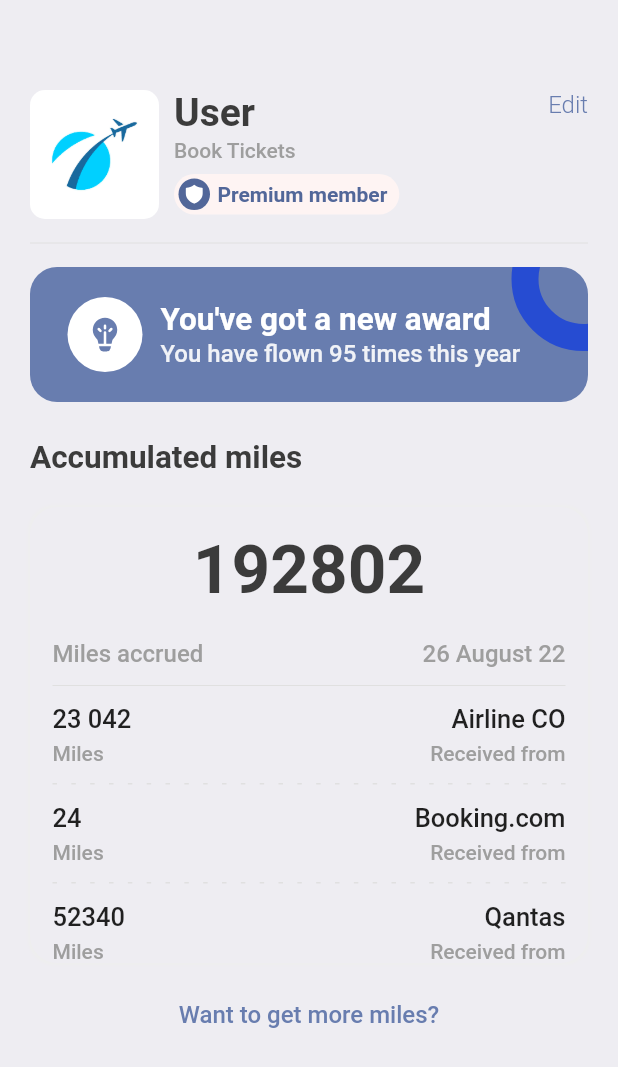
After one commit to ItsMeSteve88/book_tickets_app, a Flutter app: the ProfileScreen screen opened directly, on a phone screen of 412 x 824 dp. The commit adds this screen. Shown: the top 1067 px of the screen. Run offline on Flutter 3.47's test engine with Material 2 defaults, Android fonts, the phone set to English and light mode, and no system bars; our stand-ins replace barcode_widget, fluentui_icons, gap, get.

Commit message:
Completed a user profile screen

```diff
--- a/lib/screens/bottom_bar.dart
+++ b/lib/screens/bottom_bar.dart
@@ -1,3 +1,4 @@
+import 'package:book_tickets_app/screens/profile_screen.dart';
 import 'package:book_tickets_app/screens/search_screen.dart';
 import 'package:book_tickets_app/screens/ticket_screen.dart';
 import 'package:flutter/material.dart';
@@ -17,7 +18,7 @@ class _BottomBarState extends State<BottomBar> {
     const HomeScreen(),
     const SearchScreen(),
     const TicketScreen(),
-    const Text('Profile'),
+    const ProfileScreen(),
   ];
 
   void _onItemTapped(int index) {
--- a/lib/screens/home_screen.dart
+++ b/lib/screens/home_screen.dart
@@ -35,7 +35,7 @@ class HomeScreen extends StatelessWidget {
                         ),
                         const Gap(5),
                         Text(
-                          'Book Tickets',
+                          'User',
                           style: Styles.headLineStyle1,
                         ),
                       ],
--- /dev/null
+++ b/lib/screens/profile_screen.dart
@@ -0,0 +1,345 @@
+import 'package:book_tickets_app/models/column_layout.dart';
+import 'package:book_tickets_app/models/layout_builder_widget.dart';
+import 'package:fluentui_icons/fluentui_icons.dart';
+import 'package:flutter/material.dart';
+import 'package:gap/gap.dart';
+
+import '../controllers/constants.dart';
+
+class ProfileScreen extends StatelessWidget {
+  const ProfileScreen({Key? key}) : super(key: key);
+
+  @override
+  Widget build(BuildContext context) {
+    return Scaffold(
+      backgroundColor: Styles.bgColor,
+      body: ListView(
+        padding: EdgeInsets.symmetric(
+            horizontal: AppLayout.getHeight(20),
+            vertical: AppLayout.getWidth(20)),
+        children: [
+          Gap(AppLayout.getHeight(40)),
+          Row(
+            crossAxisAlignment: CrossAxisAlignment.start,
+            children: [
+              Container(
+                height: AppLayout.getHeight(86),
+                width: AppLayout.getHeight(86),
+                decoration: BoxDecoration(
+                  borderRadius: BorderRadius.circular(AppLayout.getHeight(10)),
+                  image: const DecorationImage(
+                    image: AssetImage('lib/images/img_1.png'),
+                  ),
+                ),
+              ),
+              Gap(AppLayout.getHeight(10)),
+              Column(
+                crossAxisAlignment: CrossAxisAlignment.start,
+                mainAxisAlignment: MainAxisAlignment.start,
+                children: [
+                  Text(
+                    'User',
+                    style: Styles.headLineStyle1,
+                  ),
+                  Gap(
+                    AppLayout.getHeight(2),
+                  ),
+                  Text(
+                    'Book Tickets',
+                    style: TextStyle(
+                      fontSize: 14,
+                      fontWeight: FontWeight.w500,
+                      color: Colors.grey.shade500,
+                    ),
+                  ),
+
+                  Gap(AppLayout.getHeight(8)),
+
+                  // Premium badge and status
+
+                  Container(
+                    decoration: BoxDecoration(
+                      borderRadius:
+                          BorderRadius.circular(AppLayout.getHeight(100)),
+                      color: const Color(0xFFFEF4F3),
+                    ),
+                    padding: EdgeInsets.symmetric(
+                      horizontal: AppLayout.getHeight(3),
+                      vertical: AppLayout.getHeight(3),
+                    ),
+                    child: Row(
+                      children: [
+                        Container(
+                          padding: const EdgeInsets.all(3),
+                          decoration: const BoxDecoration(
+                            shape: BoxShape.circle,
+                            color: Color(0xFF526799),
+                          ),
+                          child: const Icon(
+                            FluentSystemIcons.ic_fluent_shield_filled,
+                            color: Colors.white,
+                            size: 15,
+                          ),
+                        ),
+                        Gap(AppLayout.getHeight(5)),
+                        const Text(
+                          'Premium member',
+                          style: TextStyle(
+                              color: Color(0xFF526799),
+                              fontWeight: FontWeight.w600),
+                        ),
+                        Gap(AppLayout.getHeight(5)),
+                      ],
+                    ),
+                  ),
+                ],
+              ),
+              const Spacer(),
+              Column(
+                children: [
+                  InkWell(
+                    onTap: () {
+                      debugPrint('You are tapped');
+                    },
+                    child: Text(
+                      'Edit',
+                      style: Styles.textStyle.copyWith(
+                        color: Styles.primaryColor,
+                        fontWeight: FontWeight.w300,
+                      ),
+                    ),
+                  ),
+                ],
+              )
+            ],
+          ),
+          Gap(AppLayout.getHeight(8)),
+          Divider(
+            color: Colors.grey.shade300,
+          ),
+          Gap(AppLayout.getHeight(8)),
+
+          // circle on the award box
+
+          Stack(
+            children: [
+              Container(
+                height: AppLayout.getHeight(90),
+                width: double.infinity,
+                decoration: BoxDecoration(
+                  color: Styles.primaryColor,
+                  borderRadius: BorderRadius.circular(
+                    AppLayout.getHeight(18),
+                  ),
+                ),
+              ),
+              Positioned(
+                right: -45,
+                top: -40,
+                child: Container(
+                  padding: EdgeInsets.all(AppLayout.getHeight(30)),
+                  decoration: BoxDecoration(
+                    color: Colors.transparent,
+                    shape: BoxShape.circle,
+                    border: Border.all(
+                      width: 18,
+                      color: const Color(0xFF264CD2),
+                    ),
+                  ),
+                ),
+              ),
+              Container(
+                padding: EdgeInsets.symmetric(
+                    horizontal: AppLayout.getHeight(25),
+                    vertical: AppLayout.getHeight(20)),
+                child: Row(
+                  mainAxisAlignment: MainAxisAlignment.start,
+                  crossAxisAlignment: CrossAxisAlignment.center,
+                  children: [
+                    CircleAvatar(
+                      maxRadius: 25,
+                      backgroundColor: Colors.white,
+                      child: Icon(
+                        FluentSystemIcons.ic_fluent_lightbulb_filament_filled,
+                        color: Styles.primaryColor,
+                        size: 27,
+                      ),
+                    ),
+                    Gap(
+                      AppLayout.getHeight(12),
+                    ),
+
+                    // you've got a new award
+
+                    Column(
+                      mainAxisAlignment: MainAxisAlignment.start,
+                      crossAxisAlignment: CrossAxisAlignment.start,
+                      children: [
+                        Text(
+                          "You've got a new award",
+                          style: Styles.headLineStyle2.copyWith(
+                              fontWeight: FontWeight.bold, color: Colors.white),
+                        ),
+                        Text(
+                          "You have flown 95 times this year",
+                          style: Styles.headLineStyle2.copyWith(
+                            fontWeight: FontWeight.w500,
+                            color: Colors.white.withOpacity(0.9),
+                            fontSize: 16,
+                          ),
+                        ),
+                      ],
+                    )
+                  ],
+                ),
+              )
+            ],
+          ),
+          Gap(AppLayout.getHeight(25)),
+
+          // Accumulated miles
+
+          Text(
+            'Accumulated miles',
+            style: Styles.headLineStyle2,
+          ),
+          Gap(AppLayout.getHeight(20)),
+
+          Container(
+            padding: EdgeInsets.symmetric(horizontal: AppLayout.getWidth(15)),
+            decoration: BoxDecoration(
+              borderRadius: BorderRadius.circular(AppLayout.getWidth(18)),
+              color: Styles.bgColor,
+              boxShadow: [
+                BoxShadow(
+                  color: Colors.grey.shade200,
+                  blurRadius: 1,
+                  spreadRadius: 1,
+                ),
+              ],
+            ),
+            child: Column(
+              children: [
+                Gap(AppLayout.getHeight(15)),
+                Text(
+                  '192802',
+                  style: TextStyle(
+                    fontSize: 45,
+                    color: Styles.textColor,
+                    fontWeight: FontWeight.w600,
+                  ),
+                ),
+                Gap(AppLayout.getHeight(20)),
+
+                //Section showing miles accrued over time
+
+                Row(
+                  mainAxisAlignment: MainAxisAlignment.spaceBetween,
+                  children: [
+                    Text(
+                      'Miles accrued',
+                      style: Styles.headLineStyle4.copyWith(
+                        fontSize: 16,
+                      ),
+                    ),
+                    Text(
+                      '26 August 22',
+                      style: Styles.headLineStyle4.copyWith(
+                        fontSize: 16,
+                      ),
+                    ),
+                  ],
+                ),
+                Gap(AppLayout.getHeight(4)),
+                Divider(
+                  color: Colors.grey.shade300,
+                ),
+                Gap(AppLayout.getHeight(4)),
+                Row(
+                  mainAxisAlignment: MainAxisAlignment.spaceBetween,
+                  children: const [
+                    AppColumnLayout(
+                      firstText: '23 042',
+                      secondText: 'Miles',
+                      alignment: CrossAxisAlignment.start,
+                      isColor: false,
+                    ),
+                    AppColumnLayout(
+                      firstText: 'Airline CO',
+                      secondText: 'Received from',
+                      alignment: CrossAxisAlignment.end,
+                      isColor: false,
+                    )
+                  ],
+                ),
+                Gap(AppLayout.getHeight(12)),
+                const AppLayoutBuilderWidget(
+                  sections: 12,
+                  isColor: false,
+                ),
+                Gap(AppLayout.getHeight(12)),
+                Row(
+                  mainAxisAlignment: MainAxisAlignment.spaceBetween,
+                  children: const [
+                    AppColumnLayout(
+                      firstText: '24',
+                      secondText: 'Miles',
+                      alignment: CrossAxisAlignment.start,
+                      isColor: false,
+                    ),
+                    AppColumnLayout(
+                      firstText: 'Booking.com',
+                      secondText: 'Received from',
+                      alignment: CrossAxisAlignment.end,
+                      isColor: false,
+                    ),
+                  ],
+                ),
+                Gap(AppLayout.getHeight(12)),
+                const AppLayoutBuilderWidget(
+                  sections: 12,
+                  isColor: false,
+                ),
+                Gap(AppLayout.getHeight(12)),
+                Row(
+                  mainAxisAlignment: MainAxisAlignment.spaceBetween,
+                  children: const [
+                    AppColumnLayout(
+                      firstText: '52340',
+                      secondText: 'Miles',
+                      alignment: CrossAxisAlignment.start,
+                      isColor: false,
+                    ),
+                    AppColumnLayout(
+                      firstText: 'Qantas',
+                      secondText: 'Received from',
+                      alignment: CrossAxisAlignment.end,
+                      isColor: false,
+                    ),
+                  ],
+                ),
+              ],
+            ),
+          ),
+          Gap(AppLayout.getHeight(25)),
+          InkWell(
+            onTap: () {
+              debugPrint(
+                'Get Miles',
+              );
+            },
+            child: Center(
+              child: Text(
+                'Want to get more miles?',
+                style: Styles.textStyle.copyWith(
+                  color: Styles.primaryColor,
+                  fontWeight: FontWeight.w500,
+                ),
+              ),
+            ),
+          )
+        ],
+      ),
+    );
+  }
+}
--- a/lib/screens/search_screen.dart
+++ b/lib/screens/search_screen.dart
@@ -148,7 +148,7 @@ class SearchScreen extends StatelessWidget {
                         width: size.width * 0.44,
                         height: AppLayout.getHeight(200),
                         decoration: BoxDecoration(
-                          color: Color(0xFF3AB8B8),
+                          color: const Color(0xFF3AB8B8),
                           borderRadius:
                               BorderRadius.circular(AppLayout.getHeight(18)),
                         ),
--- a/lib/screens/ticket_screen.dart
+++ b/lib/screens/ticket_screen.dart
@@ -14,7 +14,7 @@ class TicketScreen extends StatelessWidget {
 
   @override
   Widget build(BuildContext context) {
-    final size = AppLayout.getSize(context);
+    //final size = AppLayout.getSize(context);
     return Scaffold(
       backgroundColor: Styles.bgColor,
       body: Stack(
@@ -73,7 +73,7 @@ class TicketScreen extends StatelessWidget {
                       mainAxisAlignment: MainAxisAlignment.spaceBetween,
                       children: const [
                         AppColumnLayout(
-                          firstText: 'Flutter ST',
+                          firstText: 'User',
                           secondText: 'Passenger',
                           alignment: CrossAxisAlignment.start,
                           isColor: false,
```
Also changed, not shown: 1 other file.
